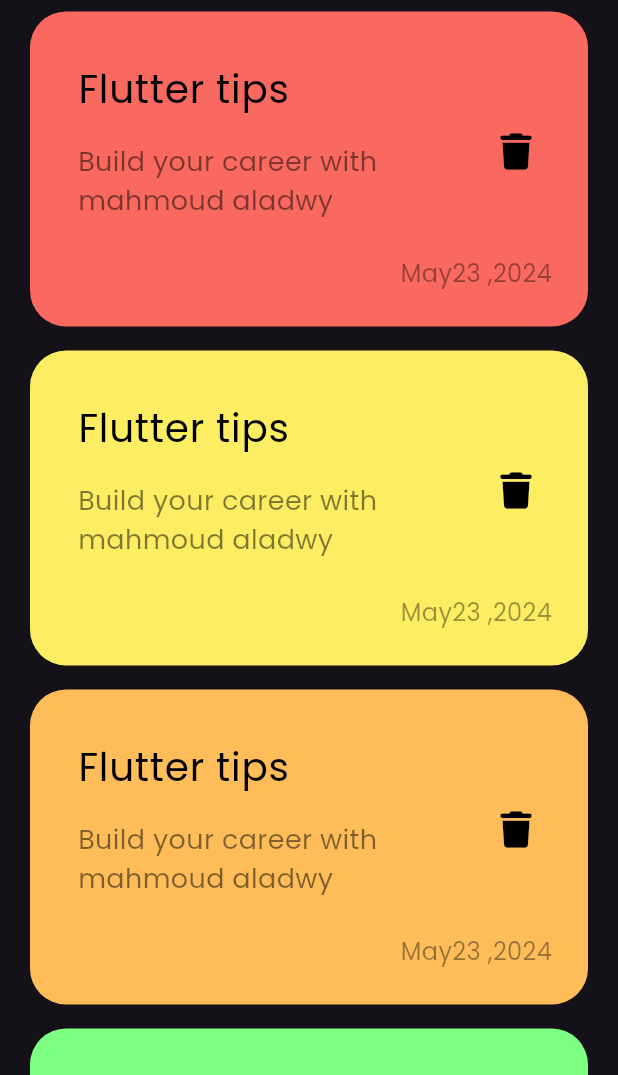
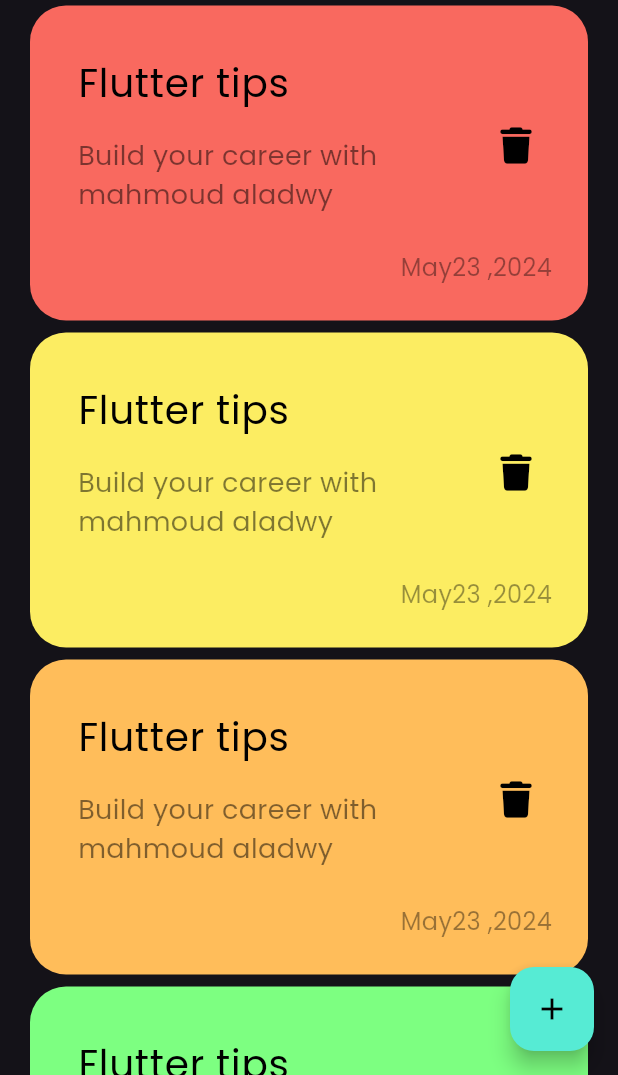
Before and after one commit to MahmoudAladwy33/NotesApp, a Flutter app: the screen it shows after launch, on a phone screen of 412 x 824 dp, the part 161-1236 px from its top. Run offline on Flutter 3.47's test engine with Material 3 defaults, Android fonts, the light colour scheme and no system bars; our stand-ins replace font_awesome_flutter.

Commit message:
add  floating Action Button

```diff
--- a/lib/Views/notes_view.dart
+++ b/lib/Views/notes_view.dart
@@ -7,8 +7,16 @@
   static String id = "Notes View";
   @override
   Widget build(BuildContext context) {
-    return const Scaffold(
-      body: NotesViewBody(),
+    return Scaffold(
+      floatingActionButton: FloatingActionButton(
+        backgroundColor: const Color(0xff56ebd4),
+        onPressed: () {},
+        child: const Icon(
+          Icons.add,
+          color: Colors.black,
+        ),
+      ),
+      body: const NotesViewBody(),
     );
   }
 }
--- a/lib/Widgets/notes_list_view.dart
+++ b/lib/Widgets/notes_list_view.dart
@@ -18,7 +18,7 @@
       child: ListView.builder(
         itemBuilder: (context, index) {
           return Padding(
-            padding: const EdgeInsets.symmetric(vertical: 8),
+            padding: const EdgeInsets.symmetric(vertical: 4),
             child: NoteItem(
               color: data[index % data.length],
             ),
```
